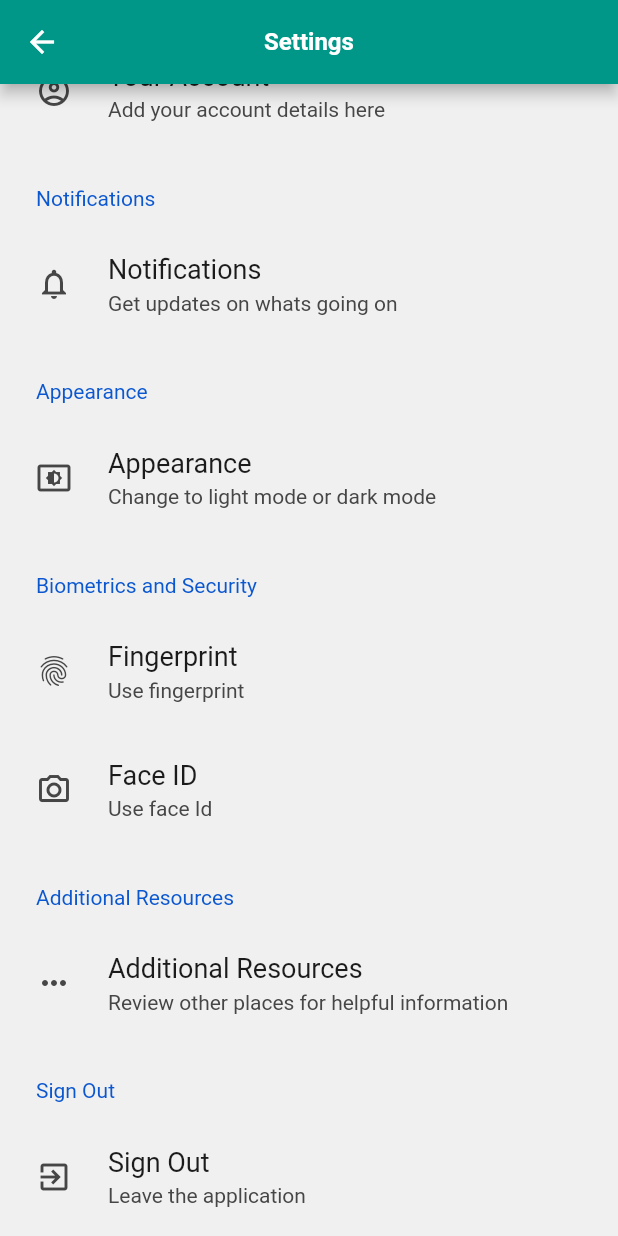
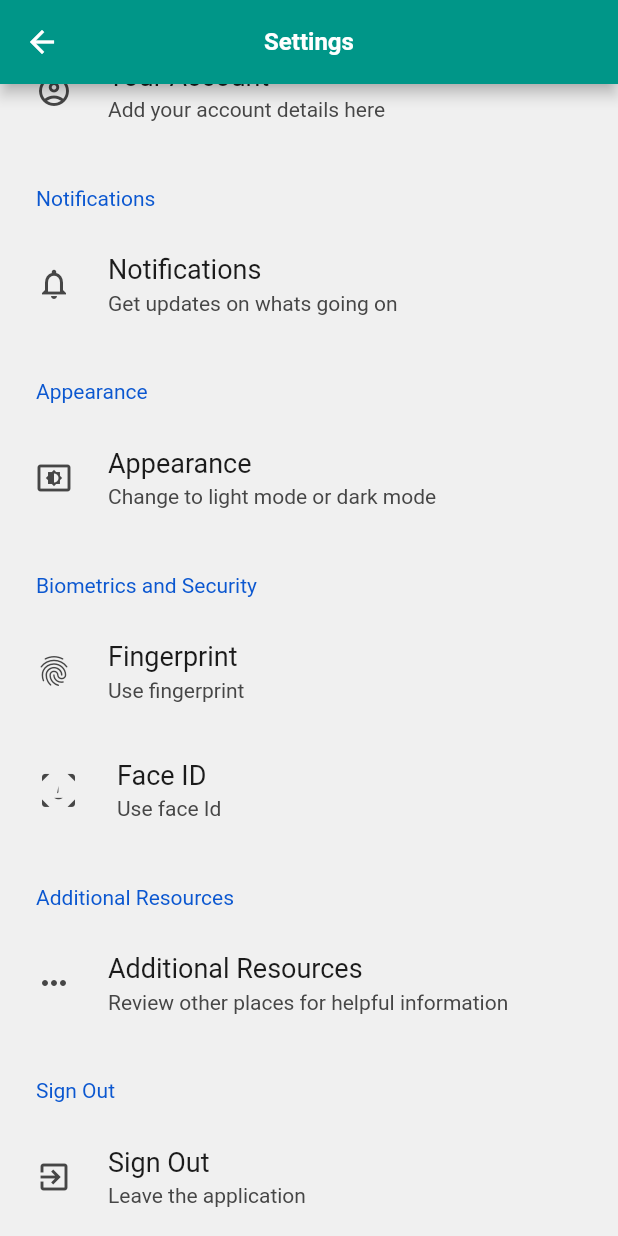
Before and after one commit to Ngongabcx/golf-course-app, a Flutter app: the SettingScreenView screen opened by its route, scrolled down 85 dp, after a tap on "Face ID", on a phone screen of 412 x 824 dp. Run offline on Flutter 3.47's test engine with Material 2 defaults, Android fonts, the phone set to English and light mode, and no system bars; drawn by our look-alikes of settings_ui; our stand-ins replace dropdown_search, firebase_core, firebase_messaging, flutter_datetime_picker, flutter_form_builder, flutter_local_notifications and 7 more; missing offline and left inert: form_builder_image_picker, jwt_decode; accounts and stored records are empty; network calls fail; project files that could hold a hidden picture were left out.

Commit message:
Feat: Face ID Icon
Adding custom facial recognition icon to the Bcx Icons collection

```diff
--- a/lib/app/modules/Authentication/providers/auth_provider.dart
+++ b/lib/app/modules/Authentication/providers/auth_provider.dart
@@ -9,13 +9,13 @@ class AuthProvider extends GetConnect {
   //LOGIN
   Future<Auth> login(Map data) async {
     try {
-      final response = await post("$kApiBaseURL/authmanagement/login", data);
+      final response = await post("$kApiBaseURL/authmanagement/login", data).timeout(Duration(seconds: 50));
       if (response.status.hasError) {
         if(response.statusCode == 400){
          print("RESPONSE STATUS --------->>>> ${response.body["errors"].join(",")}");
           return Future.error(response.body["errors"].join(","));
         }
-        print("RESPONSE ERROR --------->>>> ${response.body.toString()}");
+        print("RESPONSE ERROR --------->>>> ${response.statusText}");
         return Future.error(response.statusText.toString());
       } else {
         print('<<===LOGIN RESPONSE BODY==> ${response.body.toString()}');
--- a/lib/app/modules/SettingScreen/views/setting_screen_view.dart
+++ b/lib/app/modules/SettingScreen/views/setting_screen_view.dart
@@ -1,6 +1,7 @@
 import 'package:flutter/material.dart';
 import 'package:gcms/app/modules/Authentication/views/user_details_screen_view.dart';
 import 'package:gcms/app/modules/Notifications/views/notifications_view.dart';
+import 'package:gcms/bcx_icons_icons.dart';
 import 'package:get/get.dart';
 import 'package:settings_ui/settings_ui.dart';
 
@@ -74,7 +75,7 @@ class SettingScreenView extends GetView<SettingScreenController> {
               SettingsTile(
                 title: 'Face ID',
                 subtitle: 'Use face Id',
-                leading: Icon(Icons.camera_alt_outlined),
+                leading: Icon(BcxIcons.face_id,size: 30.0,),
                 onPressed: (BuildContext context) {},
               ),
             ],
--- a/lib/bcx_icons_icons.dart
+++ b/lib/bcx_icons_icons.dart
@@ -19,7 +19,8 @@ class BcxIcons {
   BcxIcons._();
 
   static const _kFontFam = 'BcxIcons';
-  static const Null _kFontPkg = null;
+  static const String? _kFontPkg = null;
 
   static const IconData golfing = IconData(0xe800, fontFamily: _kFontFam, fontPackage: _kFontPkg);
+  static const IconData face_id = IconData(0xe801, fontFamily: _kFontFam, fontPackage: _kFontPkg);
 }
```
Also changed, not shown: assets/fonts/BcxIcons.ttf.
